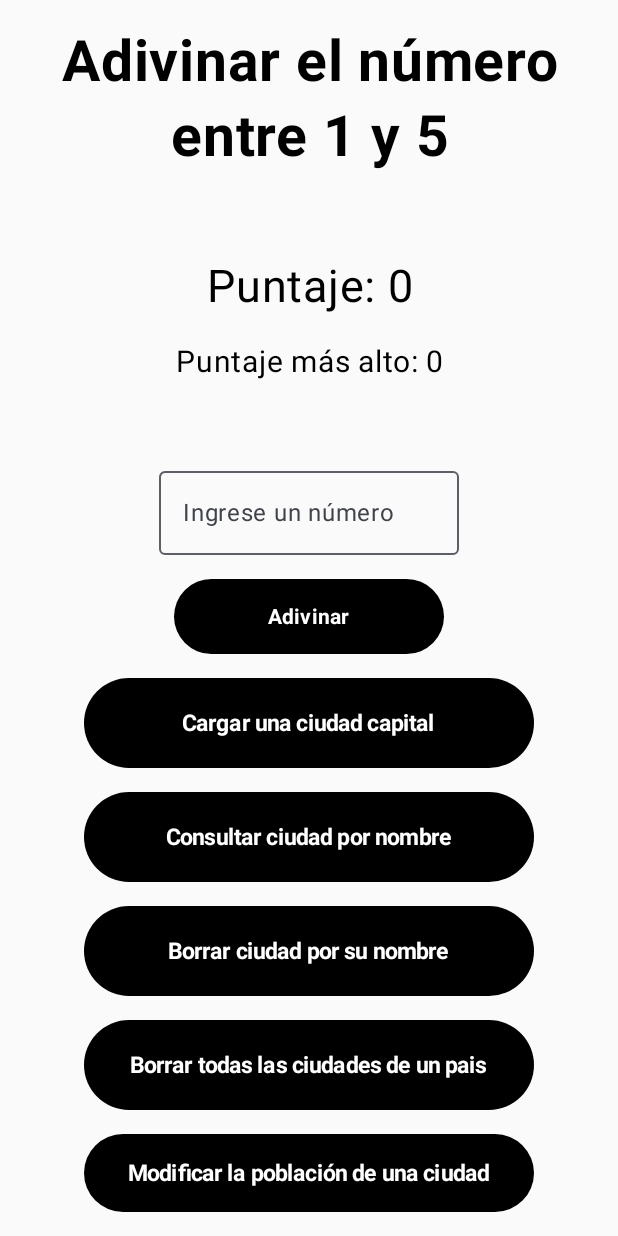
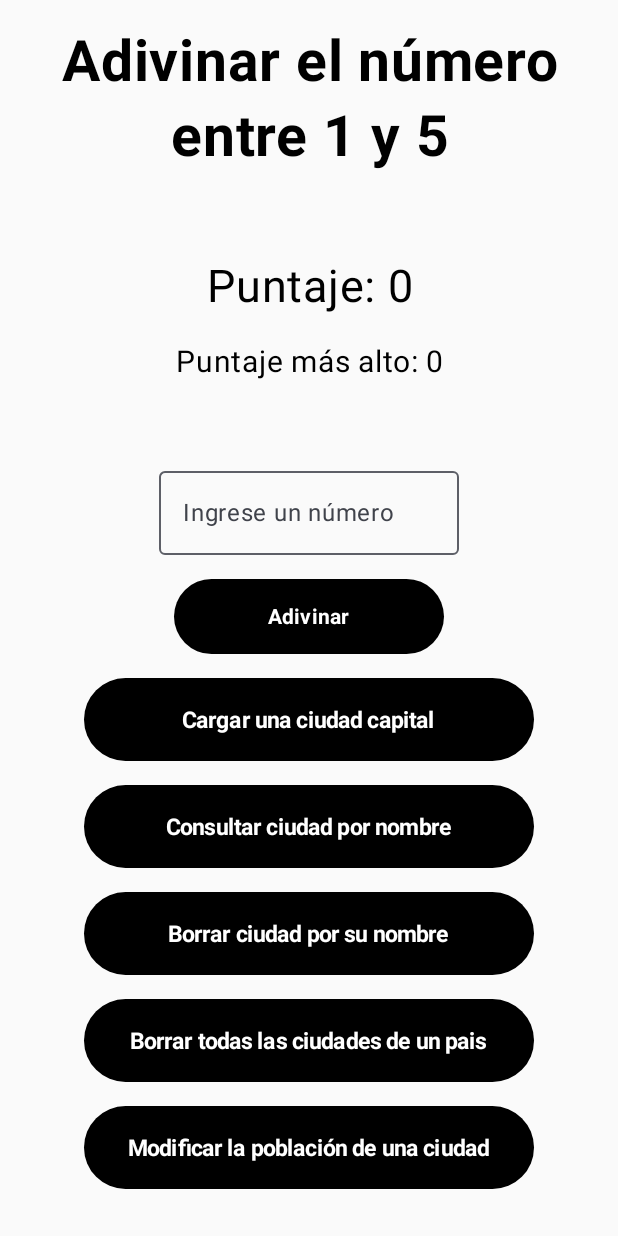
Before and after one commit to oriana-monaldi/Kotlin-random-number-and-city-manager, an Android app built with Jetpack Compose: the screen it shows after launch (MainActivity), after a tap on "Adivinar el número", on a phone screen of 412 x 824 dp. Run offline under Robolectric (Android 15) with nearby library versions, the phone set to English and light mode, and no system bars.

Commit message:
buttons refactor

```diff
--- a/app/src/main/java/com/example/kotlin_random_number_and_city_manager/MainActivity.kt
+++ b/app/src/main/java/com/example/kotlin_random_number_and_city_manager/MainActivity.kt
@@ -35,13 +35,14 @@ class MainActivity : ComponentActivity() {
         }
     }
 }
+
 @Composable
 fun CityModuleButton(text: String, onClick: () -> Unit) {
     Button(
         onClick = onClick,
         modifier = Modifier
             .width(300.dp)
-            .height(60.dp),
+            .height(55.dp),
         colors = ButtonDefaults.buttonColors(
             containerColor = Color.Black,
             contentColor = Color.White
@@ -75,6 +76,7 @@ fun Menu() {
         modifier = Modifier
             .fillMaxSize()
             .padding(16.dp),
+
         horizontalAlignment = Alignment.CenterHorizontally,
         verticalArrangement = Arrangement.Center
     ) {
```
